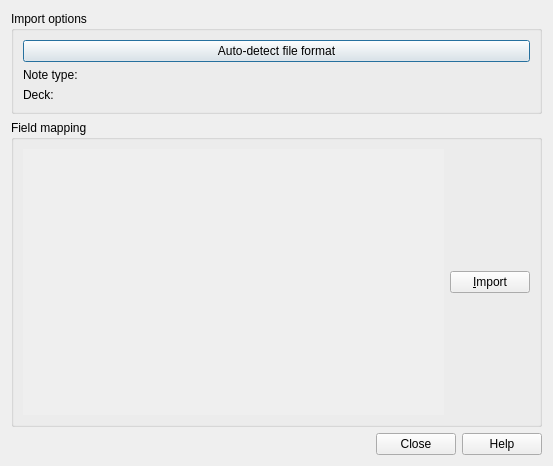
Old version of the form designer/importing.ui in the repository ankitects/anki.
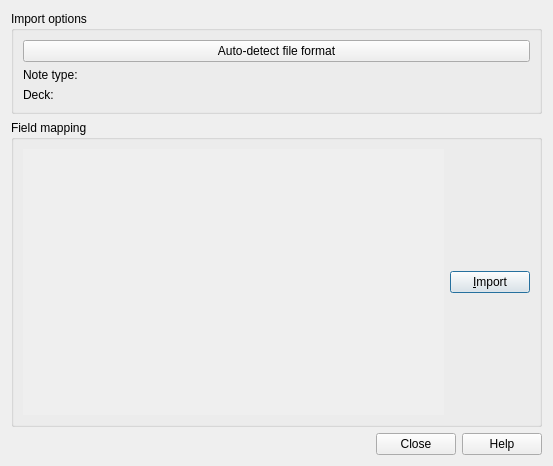
New version of the form.

Commit message: noteimp logs total itself; set import button to default

The edit to the form file:
```diff
--- a/designer/importing.ui
+++ b/designer/importing.ui
@@ -72,6 +72,9 @@
             <property name="text">
              <string>&amp;Import</string>
             </property>
+            <property name="default">
+             <bool>true</bool>
+            </property>
            </widget>
           </item>
          </layout>
```
The commit also changes 1 other file.
